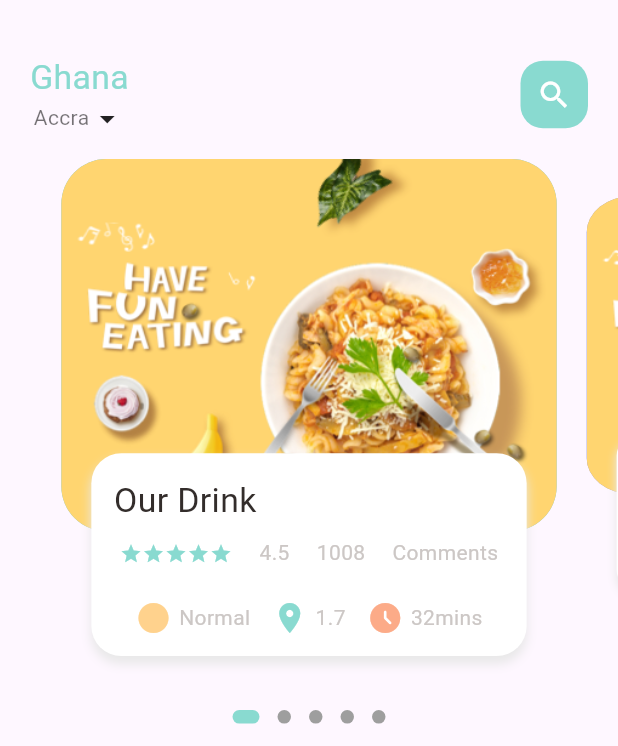
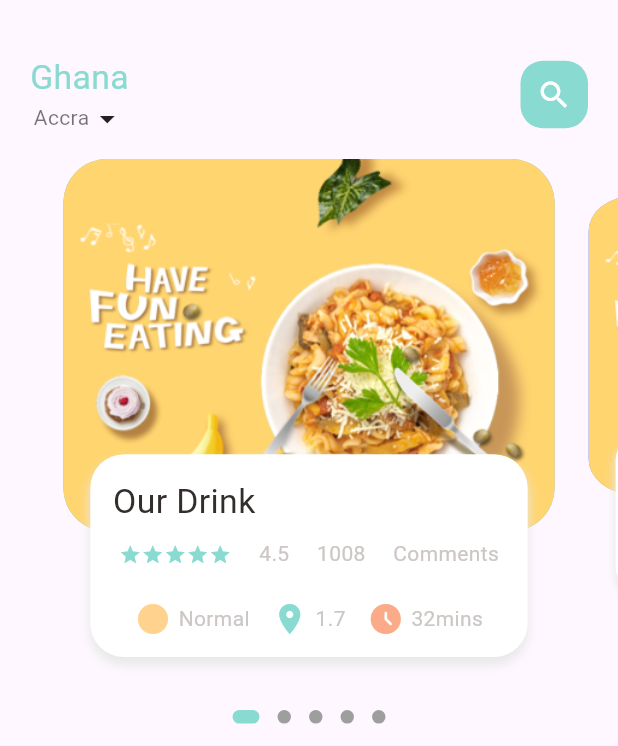
Before and after one commit to EmmanuelOyiti/mobile_app, a Flutter app: the screen it shows after launch, on a phone screen of 412 x 824 dp. Shown: the top 746 px of the screen. Run offline on Flutter 3.47's test engine with Material 3 defaults, Android fonts, the phone set to English and light mode, and no system bars; drawn by our look-alikes of dots_indicator; our stand-ins replace get.

Commit message:
Dimensions to Drinks Page done.

```diff
--- a/lib/drinks_app_body.dart
+++ b/lib/drinks_app_body.dart
@@ -94,9 +94,9 @@ class _DrinksPageBodyState extends State<DrinksPageBody> {
           children: [
             Container(
               height: Dimensions.pageViewContainer,
-              margin: EdgeInsets.only(left: 10, right: 10),
+              margin: EdgeInsets.only(left: Dimensions.width10, right: Dimensions.width10),
               decoration: BoxDecoration(
-                  borderRadius: BorderRadius.circular(30),
+                  borderRadius: BorderRadius.circular(Dimensions.radius30),
                   color: index.isEven ? Color(0xFF69c5df) : Color(0xFF9294cc),
                   image: DecorationImage(
                       fit: BoxFit.cover,
@@ -106,9 +106,9 @@ class _DrinksPageBodyState extends State<DrinksPageBody> {
               alignment: Alignment.bottomCenter,
               child: Container(
                 height:  Dimensions.pageViewTextContainer,
-                margin: EdgeInsets.only(left: 30, right: 30, bottom: 30),
+                margin: EdgeInsets.only(left: Dimensions.width30, right: Dimensions.width30, bottom: Dimensions.height30),
                 decoration: BoxDecoration(
-                  borderRadius: BorderRadius.circular(20),
+                  borderRadius: BorderRadius.circular(Dimensions.radius20),
                   color: Colors.white,
                   boxShadow: [
                     BoxShadow(
```
